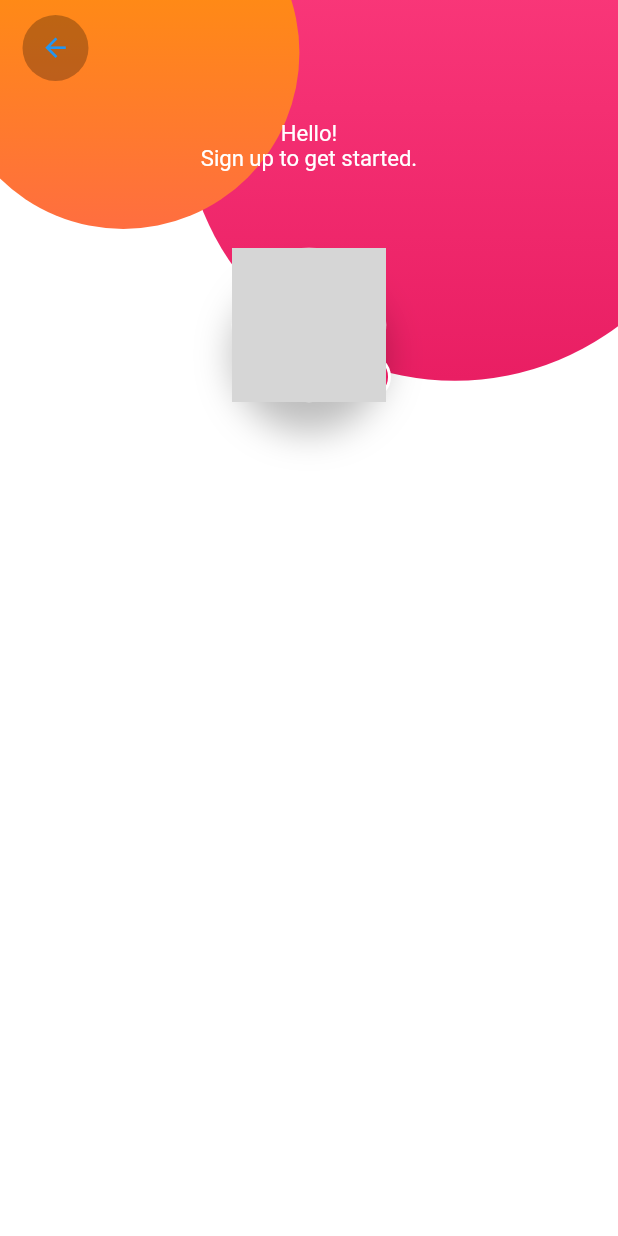
After one commit to LluviaSaucedoM/advancedFlutterCourse, a Flutter app: the screen it shows after launch, after a tap on "Sing In", after a tap on "Sing Up", on a phone screen of 412 x 824 dp. The commit adds this screen. Run offline on Flutter 3.47's test engine with Material 2 defaults, Android fonts, the phone set to English and light mode, and no system bars; our stand-ins replace flutter_svg; network calls fail; grey boxes are pictures that could not be loaded.

Commit message:
creating registration page and avatar button

```diff
--- a/lib/main.dart
+++ b/lib/main.dart
@@ -1,6 +1,8 @@
 import 'package:flutter/material.dart';
-import 'package:flutter_api_rest/page/homePage.dart';
 import 'package:flutter/services.dart';
+
+import 'package:flutter_api_rest/page/login_page.dart';
+import 'package:flutter_api_rest/page/register_page.dart';
 
 void main() {
   runApp(const MyApp());
@@ -18,11 +20,16 @@ class MyApp extends StatelessWidget {
     ]);
 
     return MaterialApp(
-        debugShowCheckedModeBanner: false,
-        title: 'Flutter Demo',
-        theme: ThemeData(
-          primarySwatch: Colors.blue,
-        ),
-        home: const HomePage());
+      debugShowCheckedModeBanner: false,
+      title: 'Flutter Demo',
+      theme: ThemeData(
+        primarySwatch: Colors.blue,
+      ),
+      home: const LoginPage(),
+      routes: {
+        RegisterPage.routeName: (_) => const RegisterPage(),
+        LoginPage.routeName: (_) => const LoginPage(),
+      },
+    );
   }
 }
--- a/lib/page/homePage.dart
+++ b/lib/page/login_page.dart
@@ -1,19 +1,18 @@
-// ignore_for_file: file_names
-
 import 'package:flutter/material.dart';
 import 'package:flutter_api_rest/utils/responsive.dart';
 import 'package:flutter_api_rest/widgets/circle.dart';
 import 'package:flutter_api_rest/widgets/iconContainer.dart';
 import 'package:flutter_api_rest/widgets/loginForm.dart';
 
-class HomePage extends StatefulWidget {
-  const HomePage({Key? key}) : super(key: key);
+class LoginPage extends StatefulWidget {
+  static const routeName = 'login';
+  const LoginPage({Key? key}) : super(key: key);
 
   @override
-  State<HomePage> createState() => _HomePageState();
+  State<LoginPage> createState() => _LoginPageState();
 }
 
-class _HomePageState extends State<HomePage> {
+class _LoginPageState extends State<LoginPage> {
   @override
   Widget build(BuildContext context) {
     final Responsive responsive = Responsive.of(context);
--- /dev/null
+++ b/lib/page/register_page.dart
@@ -0,0 +1,99 @@
+import 'package:flutter/cupertino.dart';
+import 'package:flutter/material.dart';
+import 'package:flutter_api_rest/utils/responsive.dart';
+
+import 'package:flutter_api_rest/widgets/circle.dart';
+
+import '../widgets/avatarButton.dart';
+
+class RegisterPage extends StatefulWidget {
+  static const routeName = 'register';
+  const RegisterPage({Key? key}) : super(key: key);
+  @override
+  State<RegisterPage> createState() => _RegisterPageState();
+}
+
+class _RegisterPageState extends State<RegisterPage> {
+  @override
+  Widget build(BuildContext context) {
+    final Responsive responsive = Responsive.of(context);
+
+    final double pinkSize = responsive.wp(88);
+    final double orangeSize = responsive.wp(57);
+
+    return Scaffold(
+      body: GestureDetector(
+        onTap: () {
+          FocusScope.of(context).unfocus();
+        },
+        child: SingleChildScrollView(
+          child: Container(
+            width: double.infinity,
+            height: responsive.heigth,
+            color: Colors.white,
+            child: Stack(
+              alignment: Alignment.center,
+              children: <Widget>[
+                Positioned(
+                  top: -pinkSize * 0.3,
+                  right: -pinkSize * 0.2,
+                  child: Circle(
+                    size: pinkSize,
+                    colors: const [
+                      Colors.pinkAccent,
+                      Colors.pink,
+                    ],
+                  ),
+                ),
+                Positioned(
+                  top: -orangeSize * 0.35,
+                  left: -orangeSize * 0.15,
+                  child: Circle(
+                    size: orangeSize,
+                    colors: const [
+                      Colors.orange,
+                      Colors.deepOrangeAccent,
+                    ],
+                  ),
+                ),
+                Positioned(
+                  top: pinkSize * 0.22,
+                  child: Column(
+                    children: <Widget>[
+                      Text(
+                        "Hello!\nSign up to get started.",
+                        textAlign: TextAlign.center,
+                        style: TextStyle(
+                            fontSize: responsive.dp(1.6), color: Colors.white),
+                      ),
+                      SizedBox(height: responsive.dp(4.5)),
+                      AvatarButton(
+                        imageSize: responsive.wp(25),
+                      )
+                    ],
+                  ),
+                ),
+                //  RegisterForm(),
+                Positioned(
+                  left: 15,
+                  top: 10,
+                  child: SafeArea(
+                    child: CupertinoButton(
+                      color: Colors.black26,
+                      padding: const EdgeInsets.all(10),
+                      borderRadius: BorderRadius.circular(30),
+                      child: const Icon(Icons.arrow_back),
+                      onPressed: () {
+                        Navigator.pop(context);
+                      },
+                    ),
+                  ),
+                )
+              ],
+            ),
+          ),
+        ),
+      ),
+    );
+  }
+}
--- /dev/null
+++ b/lib/widgets/avatarButton.dart
@@ -0,0 +1,59 @@
+// ignore_for_file: file_names
+
+import 'package:flutter/cupertino.dart';
+import 'package:flutter/material.dart';
+
+class AvatarButton extends StatelessWidget {
+  final double imageSize;
+  const AvatarButton({Key? key, this.imageSize = 100}) : super(key: key);
+
+  @override
+  Widget build(BuildContext context) {
+    return Stack(
+      children: <Widget>[
+        Container(
+          margin: const EdgeInsets.all(10),
+          decoration: const BoxDecoration(
+            color: Colors.white,
+            shape: BoxShape.circle,
+            boxShadow: [
+              BoxShadow(
+                blurRadius: 20,
+                color: Colors.black26,
+                offset: Offset(0, 20),
+              ),
+            ],
+          ),
+          child: ClipOval(
+            child: Image.network(
+              'https://i.pinimg.com/564x/8e/e5/d8/8ee5d821350d03fffe88f97d55b92ed8.jpg',
+              width: imageSize,
+              height: imageSize,
+            ),
+          ),
+        ),
+        Positioned(
+          bottom: 5,
+          right: 0,
+          child: CupertinoButton(
+            padding: EdgeInsets.zero,
+            borderRadius: BorderRadius.circular(30),
+            child: Container(
+              padding: const EdgeInsets.all(3),
+              decoration: BoxDecoration(
+                border: Border.all(
+                  color: Colors.white,
+                  width: 2,
+                ),
+                color: Colors.pink,
+                shape: BoxShape.circle,
+              ),
+              child: const Icon(Icons.add, color: Colors.white),
+            ),
+            onPressed: () {},
+          ),
+        )
+      ],
+    );
+  }
+}
--- a/lib/widgets/imputText.dart
+++ b/lib/widgets/imputText.dart
@@ -1,5 +1,4 @@
 // ignore_for_file: file_names
-
 import 'package:flutter/material.dart';
 
 class ImputText extends StatelessWidget {
@@ -10,18 +9,24 @@ class ImputText extends StatelessWidget {
     this.obsuredText = false,
     this.bordeEnabled = true,
     this.fontSize = 15,
+    this.onChanged,
+    this.validator,
   }) : super(key: key);
   final String? label;
   final TextInputType keyboardType;
   final bool obsuredText;
   final bool bordeEnabled;
   final double fontSize;
+  final void Function(String)? onChanged;
+  final String? Function(String?)? validator;
 
   @override
   Widget build(BuildContext context) {
     return TextFormField(
       keyboardType: keyboardType,
       obscureText: obsuredText,
+      onChanged: onChanged,
+      validator: validator,
       style: TextStyle(fontSize: fontSize),
       decoration: InputDecoration(
           labelText: label,
--- a/lib/widgets/loginForm.dart
+++ b/lib/widgets/loginForm.dart
@@ -12,6 +12,15 @@ class LoginForm extends StatefulWidget {
 }
 
 class _LoginFormState extends State<LoginForm> {
+  final GlobalKey<FormState> _formkey = GlobalKey();
+  String email = '';
+  String password = '';
+  _submit() {
+    final isOk = _formkey.currentState?.validate();
+    debugPrint("is ookey : $isOk");
+    // if(isOk){}
+  }
+
   @override
   Widget build(BuildContext context) {
     final Responsive responsive = Responsive.of(context);
@@ -19,12 +28,23 @@ class _LoginFormState extends State<LoginForm> {
       bottom: 30,
       child: Container(
         constraints: BoxConstraints(maxWidth: responsive.isTablet ? 450 : 360),
+        child: Form(
+          key: _formkey,
           child: Column(
             children: <Widget>[
               ImputText(
                 keyboardType: TextInputType.emailAddress,
                 label: 'EMAIL ADRESS',
                 fontSize: responsive.dp(responsive.isTablet ? 1.2 : 1.4),
+                onChanged: (text) {
+                  email = text;
+                },
+                validator: (text) {
+                  if (!text!.contains("@")) {
+                    return "invalid email";
+                  }
+                  return null;
+                },
               ),
               SizedBox(height: responsive.dp(1)),
               Container(
@@ -35,9 +55,19 @@ class _LoginFormState extends State<LoginForm> {
                     Expanded(
                       child: ImputText(
                         label: 'PASSWORD',
-                      fontSize: responsive.dp(responsive.isTablet ? 1.2 : 1.4),
+                        fontSize:
+                            responsive.dp(responsive.isTablet ? 1.2 : 1.4),
                         obsuredText: true,
                         bordeEnabled: false,
+                        onChanged: (text) {
+                          password = text;
+                        },
+                        validator: (text) {
+                          if (text!.isEmpty) {
+                            return 'invalid password';
+                          }
+                          return null;
+                        },
                       ),
                     ),
                     TextButton(
@@ -48,8 +78,8 @@ class _LoginFormState extends State<LoginForm> {
                           style: TextStyle(
                               color: const Color.fromARGB(161, 0, 0, 0),
                               fontWeight: FontWeight.bold,
-                            fontSize:
-                                responsive.dp(responsive.isTablet ? 1.2 : 1.4)),
+                              fontSize: responsive
+                                  .dp(responsive.isTablet ? 1.2 : 1.4)),
                         ),
                       ),
                       onPressed: () {},
@@ -61,7 +91,7 @@ class _LoginFormState extends State<LoginForm> {
               SizedBox(
                 width: double.infinity,
                 child: TextButton(
-                onPressed: () {},
+                  onPressed: _submit,
                   style: ButtonStyle(
                     backgroundColor: MaterialStateProperty.all<Color>(
                         const Color.fromARGB(255, 229, 55, 148)),
@@ -87,11 +117,13 @@ class _LoginFormState extends State<LoginForm> {
                     style: TextStyle(fontSize: responsive.dp(1.5)),
                   ),
                   TextButton(
-                  onPressed: () {},
+                    onPressed: () {
+                      Navigator.pushNamed(context, 'register');
+                    },
                     child: Padding(
                       padding: const EdgeInsets.symmetric(vertical: 10),
                       child: Text(
-                      'Sing In',
+                        'Sing Up',
                         style: TextStyle(
                             fontSize: responsive.dp(1.5),
                             color: const Color.fromARGB(255, 229, 55, 148),
@@ -105,6 +137,7 @@ class _LoginFormState extends State<LoginForm> {
             ],
           ),
         ),
+      ),
     );
   }
 }
```
Also changed, not shown: assets/slide-6.svg (deleted). Lines whose indentation alone changed are shown as unchanged.
